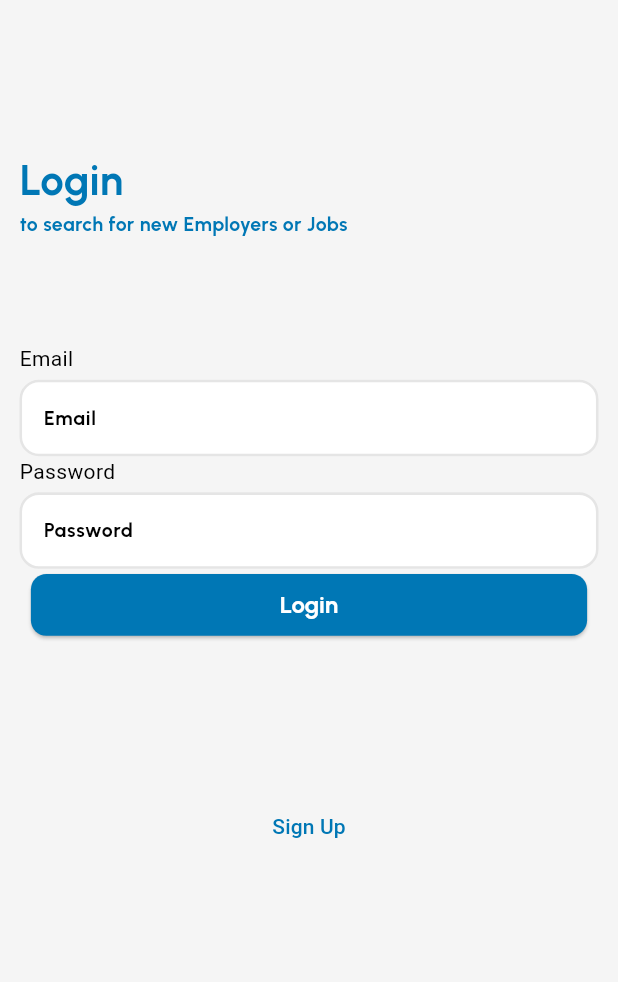
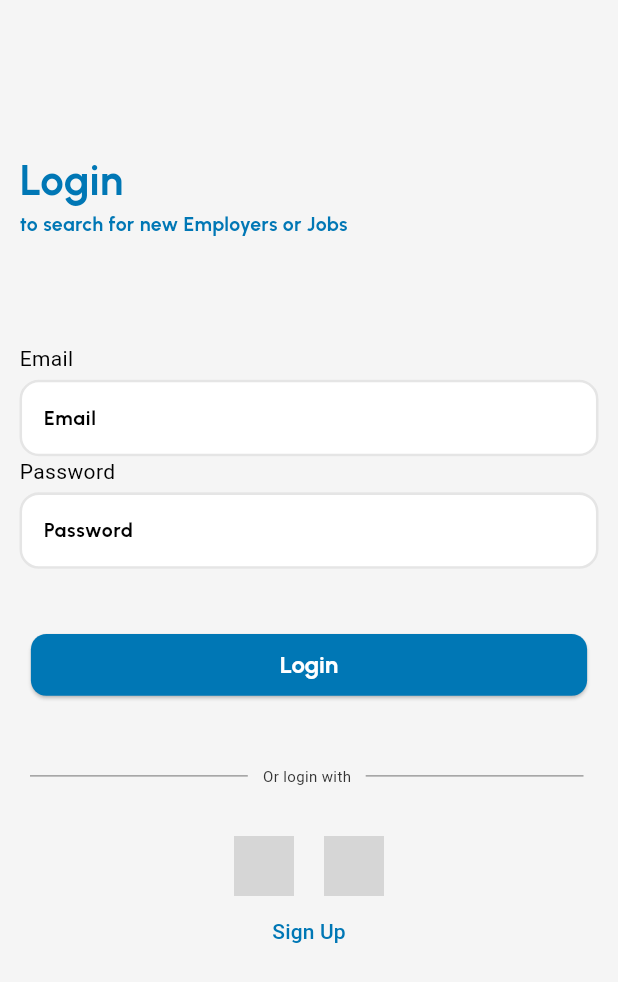
Before and after one commit to WissamAlmsalati/quick_hire_app, a Flutter app: the screen it shows after launch, after a tap on "Login", on a phone screen of 412 x 824 dp. Shown: the top 982 px of the screen. Run offline on Flutter 3.47's test engine with Material 3 defaults, Android fonts, the phone set to English and light mode, and no system bars; our stand-ins replace bloc, flutter_bloc, gap, google_fonts; missing offline and left inert: dart:ffi; network calls fail; grey boxes are pictures that could not be loaded.

Commit message:
log in with

```diff
--- /dev/null
+++ b/lib/core/utils/app_icon.dart
@@ -0,0 +1,3 @@
+class AppIcons{
+  static const String ic_launcher = 'assets/icons/ic_launcher.png';
+}
--- a/lib/features/authintication_screens/login_Screen.dart
+++ b/lib/features/authintication_screens/login_Screen.dart
@@ -59,6 +59,7 @@ class _LoginScreenState extends State<LoginScreen> {
                       ),
                     ),
                     LoginForm(),
+
                   ],
                 ),
               ),
--- a/lib/features/authintication_screens/presentation/widgets/login_form_widget.dart
+++ b/lib/features/authintication_screens/presentation/widgets/login_form_widget.dart
@@ -27,17 +27,22 @@ class LoginForm extends StatelessWidget {
           children: [
             Gap(70),
             CustomTextField(
-          controller: emailController,
-          labelText: 'Email',
-          obscureText: false,
+              controller: emailController,
+              labelText: 'Email',
+              obscureText: false,
             ),
-
             CustomTextField(
-          controller: passwordController,
+              controller: passwordController,
               labelText: 'Password',
               obscureText: true,
             ),
-            CustomButton(text: "Login", onPressed: (){}, color: AppColors.Primary, textColor: Colors.white),
+            const Gap(40),
+            CustomButton(
+              text: "Login",
+              onPressed: (){},
+              color: AppColors.Primary,
+              textColor: Colors.white,
+            ),
             BlocBuilder<AuthCubit, AuthState>(
               builder: (context, state) {
                 if (state is AuthLoading) {
@@ -50,11 +55,45 @@ class LoginForm extends StatelessWidget {
                 return Container();
               },
             ),
-            const Gap(100),
-            TextButton(onPressed: (){
-              Navigator.push(context, MaterialPageRoute(builder: (context) => SignUpScreen()));
-            }, child: Text('Sign Up'))
-
+            const Gap(40),
+            Row(
+              children: [
+                Expanded(
+                  child: Divider(
+                    color: Colors.grey,
+                    height: 20,
+                    thickness: 1,
+                    indent: 7,
+                    endIndent: 10,
+                  ),
+                ),
+                Text('Or login with ', style: TextStyle(color: Color(0xFF333333), fontSize: 10)),
+                Expanded(
+                  child: Divider(
+                    color: Colors.grey,
+                    height: 20,
+                    thickness: 1,
+                    indent: 7,
+                    endIndent: 10,
+                  ),
+                ),
+              ],
+            ),
+            const Gap(30),
+            Row(
+              mainAxisAlignment: MainAxisAlignment.center,
+              children: [
+                Image.asset('assets/images/google.png', width: 40, height: 40),
+                const Gap(20),
+                Image.asset('assets/images/facebook.png', width: 40, height: 40),
+              ],
+            ),
+            TextButton(
+              onPressed: (){
+                Navigator.push(context, MaterialPageRoute(builder: (context) => SignUpScreen()));
+              },
+              child: Text('Sign Up'),
+            ),
           ],
         ),
       ),
```
